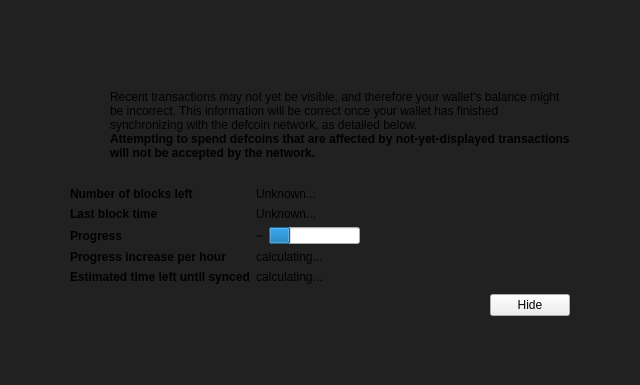
Qt form src/qt/forms/modaloverlay.ui (charlesrocket/defcoin) before a commit.
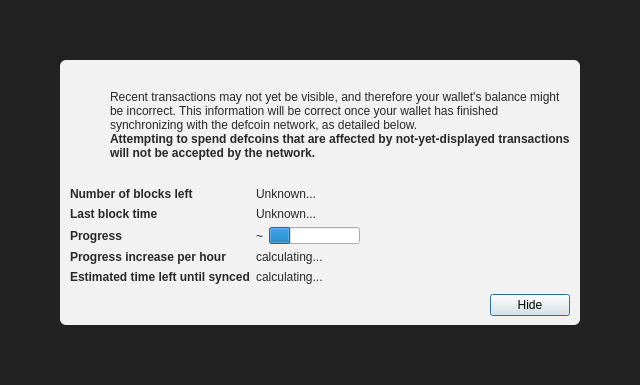
The same form after that commit. Icons and pictures are not drawn. Custom widgets are drawn as their Qt base class.

Diff of the .ui file:
```diff
--- a/src/qt/forms/modaloverlay.ui
+++ b/src/qt/forms/modaloverlay.ui
@@ -49,7 +49,7 @@
       </property>
       <item>
        <widget class="QWidget" name="contentWidget" native="true">
-        <!-- <property name="styleSheet">
+        <property name="styleSheet">
          <string notr="true">#contentWidget { background: rgba(255,255,255,240); border-radius: 6px; }
 
 QLabel { color: rgb(40,40,40);  }</string>
@@ -352,6 +352,12 @@
              <property name="text">
               <string>Hide</string>
              </property>
+             <property name="focusPolicy">
+              <enum>Qt::StrongFocus</enum>
+             </property>
+             <property name="default">
+              <bool>true</bool>
+             </property>
             </widget>
            </item>
           </layout>
```
Left out of the diff: 3 changed lines with no effect on the pictures.
